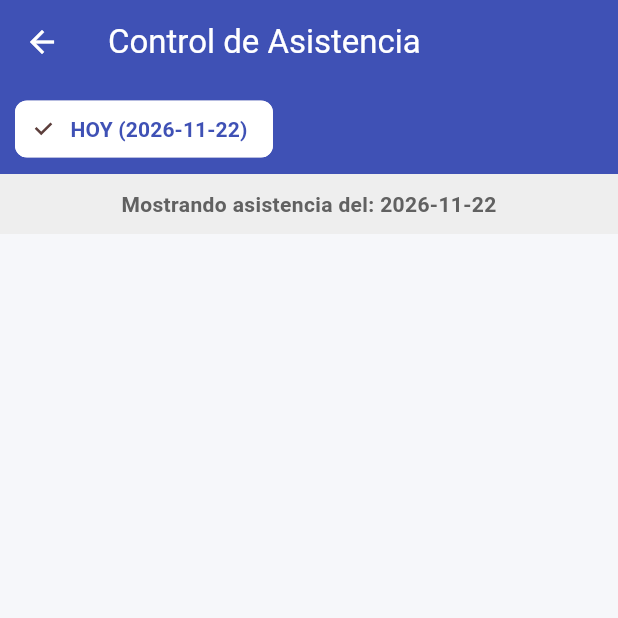
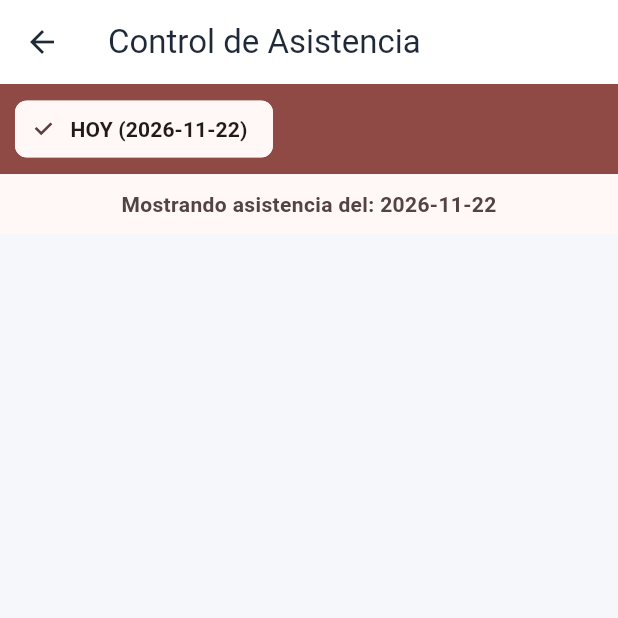
Before and after one commit to quisbertfabio6/app-proyecto-de-grado, a Flutter app: the ControlManualScreen screen opened directly with empty values, on a phone screen of 412 x 824 dp, the top half of it. Run offline on Flutter 3.47's test engine with Material 3 defaults, Android fonts, the phone set to English and light mode, and no system bars; our stand-ins replace audioplayers, connectivity_plus, file_picker, flutter_image_compress, image_picker, shared_preferences and 1 more; missing offline and left inert: mobile_scanner; accounts and stored records are empty; network calls fail.

Commit message:
Adaptar pantallas de asistencia y QR a la apariencia elegida

```diff
--- a/lib/screens/docente/control_manual_screen.dart
+++ b/lib/screens/docente/control_manual_screen.dart
@@ -78,8 +78,8 @@ class _ControlManualScreenState extends State<ControlManualScreen> {
     return Scaffold(
       appBar: AppBar(
         title: const Text('Control de Asistencia'),
-        backgroundColor: Colors.indigo,
-        foregroundColor: Colors.white,
+        backgroundColor: Theme.of(context).appBarTheme.backgroundColor,
+        foregroundColor: Theme.of(context).appBarTheme.foregroundColor,
         elevation: 0,
       ),
       body: Column(
@@ -87,7 +87,7 @@ class _ControlManualScreenState extends State<ControlManualScreen> {
           // --- BARRA DE FECHAS (CARRUSEL) ---
           Container(
             height: 60,
-            color: Colors.indigo,
+            color: Theme.of(context).colorScheme.primary,
             child: ListView.builder(
               scrollDirection: Axis.horizontal,
               padding: const EdgeInsets.symmetric(horizontal: 10, vertical: 10),
@@ -103,13 +103,13 @@ class _ControlManualScreenState extends State<ControlManualScreen> {
                     label: Text(
                       esHoy ? "HOY ($fecha)" : fecha,
                       style: TextStyle(
-                        color: esSeleccionada ? Colors.indigo : Colors.white,
+                        color: esSeleccionada ? Theme.of(context).colorScheme.onSurface : Colors.white,
                         fontWeight: FontWeight.bold
                       ),
                     ),
                     selected: esSeleccionada,
-                    selectedColor: Colors.white,
-                    backgroundColor: Colors.indigo.shade700,
+                    selectedColor: Theme.of(context).colorScheme.surface,
+                    backgroundColor: Theme.of(context).colorScheme.primary,
                     onSelected: (bool selected) {
                       if (selected) {
                         setState(() => _fechaSeleccionada = fecha);
@@ -126,11 +126,11 @@ class _ControlManualScreenState extends State<ControlManualScreen> {
           Container(
             width: double.infinity,
             padding: const EdgeInsets.all(10),
-            color: Colors.grey.shade200,
+            color: Theme.of(context).colorScheme.surface,
             child: Text(
               "Mostrando asistencia del: $_fechaSeleccionada",
               textAlign: TextAlign.center,
-              style: TextStyle(color: Colors.grey.shade700, fontWeight: FontWeight.bold),
+              style: TextStyle(color: Theme.of(context).colorScheme.onSurfaceVariant, fontWeight: FontWeight.bold),
             ),
           ),
 
@@ -176,8 +176,8 @@ class _ControlManualScreenState extends State<ControlManualScreen> {
     if (estadoHoy == 'licencia') {
        return Container(
         padding: const EdgeInsets.symmetric(horizontal: 8, vertical: 4),
-        decoration: BoxDecoration(color: Colors.blue.shade100, borderRadius: BorderRadius.circular(15)),
-        child: const Text("Licencia", style: TextStyle(color: Colors.blue, fontSize: 12, fontWeight: FontWeight.bold)),
+        decoration: BoxDecoration(color: Theme.of(context).brightness == Brightness.dark ? const Color(0xFF1C3D59) : Colors.blue.shade100, borderRadius: BorderRadius.circular(15)),
+        child: Text("Licencia", style: TextStyle(color: Theme.of(context).brightness == Brightness.dark ? const Color(0xFF9ACDFF) : Colors.blue, fontSize: 12, fontWeight: FontWeight.bold)),
       );
     }
     return Row(
@@ -193,7 +193,7 @@ class _ControlManualScreenState extends State<ControlManualScreen> {
   Widget _boton(String? actual, String target, IconData icon, Color color, int id) {
     return IconButton(
       icon: Icon(icon),
-      color: actual == target ? color : Colors.grey.shade300,
+      color: actual == target ? color : Theme.of(context).colorScheme.outline,
       iconSize: actual == target ? 30 : 24,
       padding: EdgeInsets.zero,
       constraints: const BoxConstraints(),
```
